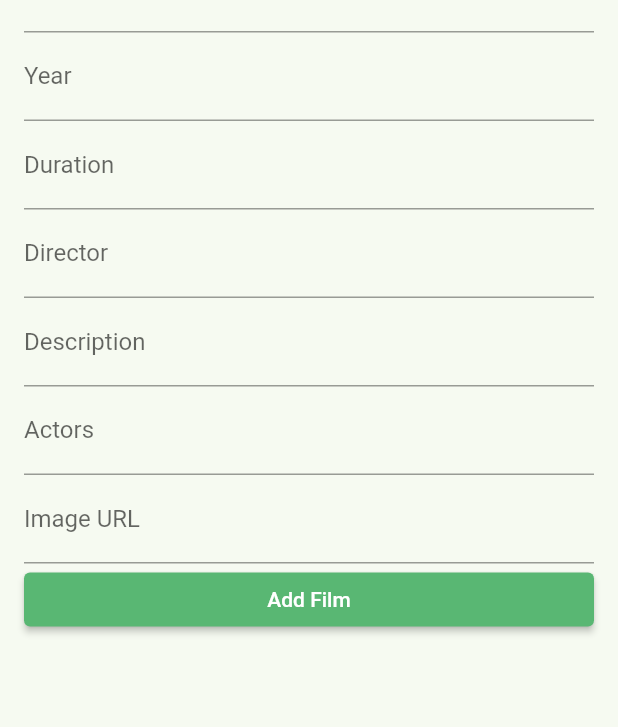
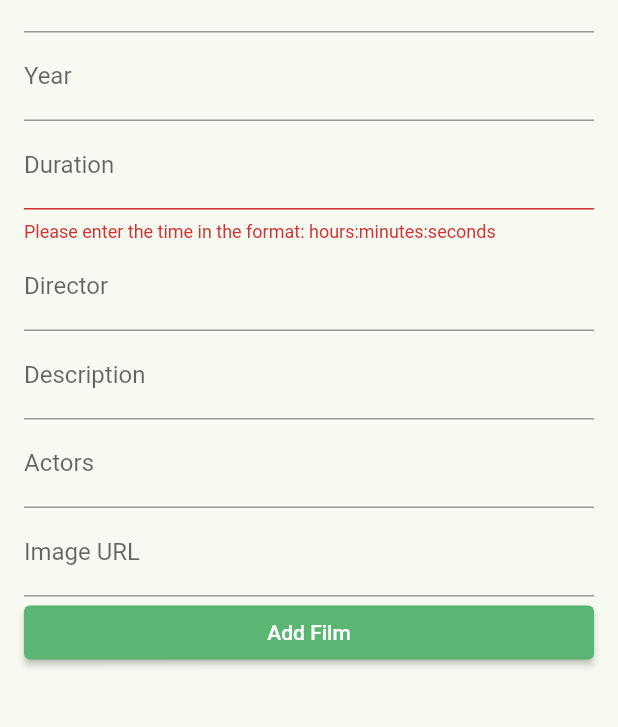
Before and after one commit to txfedorova/ITU, a Flutter app: the FilmEditScreen screen opened by its route, on a phone screen of 412 x 824 dp, the part 164-891 px from its top. Run offline on Flutter 3.47's test engine with Material 2 defaults, Android fonts, the phone set to English and light mode, and no system bars; our stand-ins replace go_router, sqflite; missing offline and left inert: window_size; accounts and stored records are empty.

Commit message:
duration error text added

```diff
--- a/lib/view/film_edit_screen.dart
+++ b/lib/view/film_edit_screen.dart
@@ -61,7 +61,7 @@ class _FilmEditScreenState extends State<FilmEditScreen> {
               ),
               TextFormField(
                 controller: durationController,
-                decoration: InputDecoration(labelText: 'Duration'),
+                decoration: InputDecoration(labelText: 'Duration', errorText: 'Please enter the time in the format: hours:minutes:seconds'),
               ),
               TextFormField(
                 controller: directorController,
```
